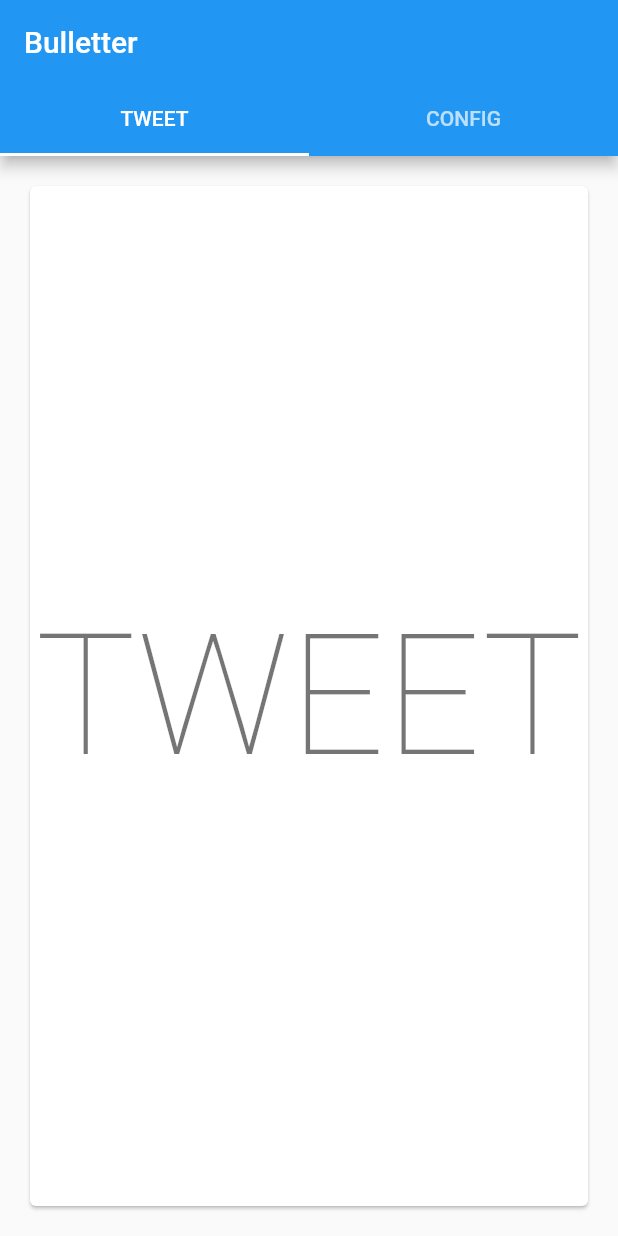
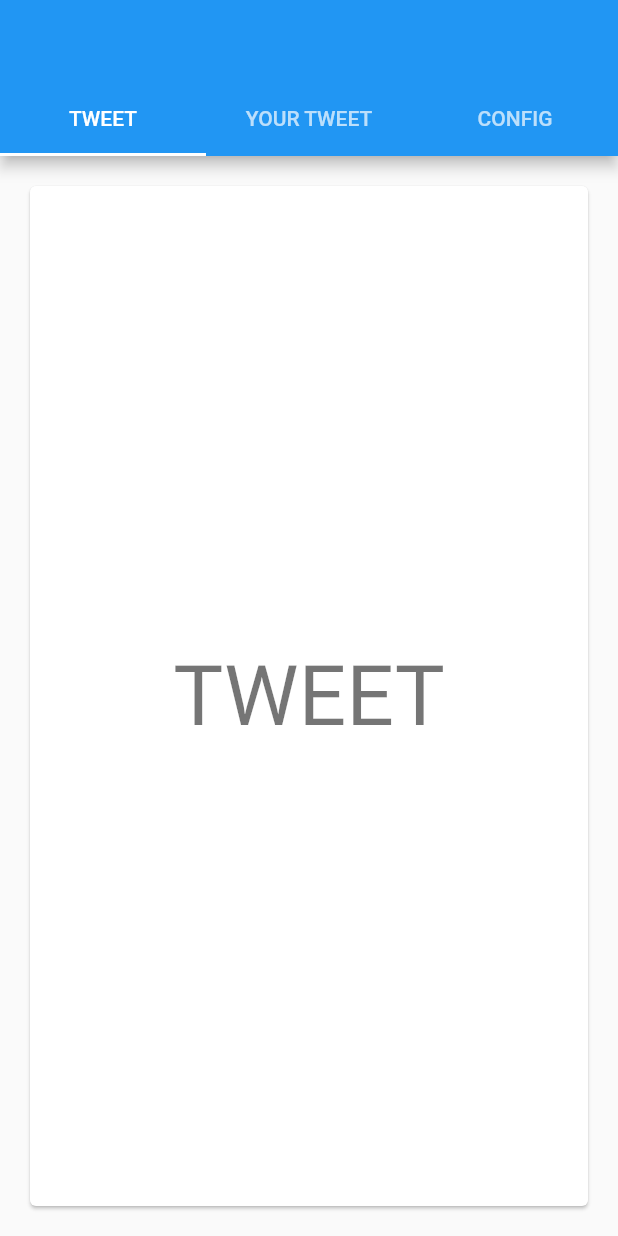
Before and after one commit to shirobusa1997/Bulletter, a Flutter app: the screen it shows after launch, on a phone screen of 412 x 824 dp. Run offline on Flutter 3.47's test engine with Material 2 defaults, Android fonts, the phone set to English and light mode, and no system bars; missing offline and left inert: bitsdojo_window, event, eyro_toast, http_auth, oauth1, system_tray.

Commit message:
CHANGE:トースト通知用パッケージを追加．

```diff
--- a/lib/TwitterAPI/twitter_api_lib.dart
+++ b/lib/TwitterAPI/twitter_api_lib.dart
@@ -8,7 +8,7 @@ import 'package:oauth1/oauth1.dart' as oauth1;
 import 'package:http_auth/http_auth.dart';
 
 // Toast notification for debug
-// import 'package:eyro_toast/eyro_toast.dart';
+import 'package:eyro_toast/eyro_toast.dart';
 
 // API Key Setting
 import 'package:bulletter/Config/config.dart' as config;
@@ -68,9 +68,9 @@ class TwitterAPIUtil {
       var client = oauth1.Client(
           platform.signatureMethod, clientCredentials, res.credentials);
       // ユーザ情報にアクセス
-      // await EyroToast.showToast(
-      //     text: 'CurrentUser : ' +
-      //         res.optionalParameters['screen_name'].toString());
+      await EyroToast.showToast(
+          text: 'CurrentUser : ' +
+              res.optionalParameters['screen_name'].toString());
     });
   }
 }
--- a/lib/main.dart
+++ b/lib/main.dart
@@ -39,9 +39,10 @@
   final String title;
 }
 
-const List<Choice> choices = const <Choice>[
-  const Choice(title: 'TWEET'),
-  const Choice(title: 'CONFIG'),
+const List<Choice> choices = <Choice>[
+  Choice(title: 'TWEET'),
+  Choice(title: 'YOUR TWEET'),
+  Choice(title: 'CONFIG'),
 ];
 
 class ChoiceCard extends StatelessWidget {
@@ -51,7 +52,7 @@
 
   @override
   Widget build(BuildContext context) {
-    final TextStyle? textStyle = Theme.of(context).textTheme.displayLarge;
+    final TextStyle? textStyle = Theme.of(context).textTheme.displayMedium;
 
     return Card(
       color: Colors.white,
@@ -131,7 +132,6 @@
         length: choices.length,
         child: Scaffold(
           appBar: AppBar(
-            title: const Text('Bulletter'),
             bottom: TabBar(
               tabs: choices.map((Choice choice) {
                 return Tab(
```
